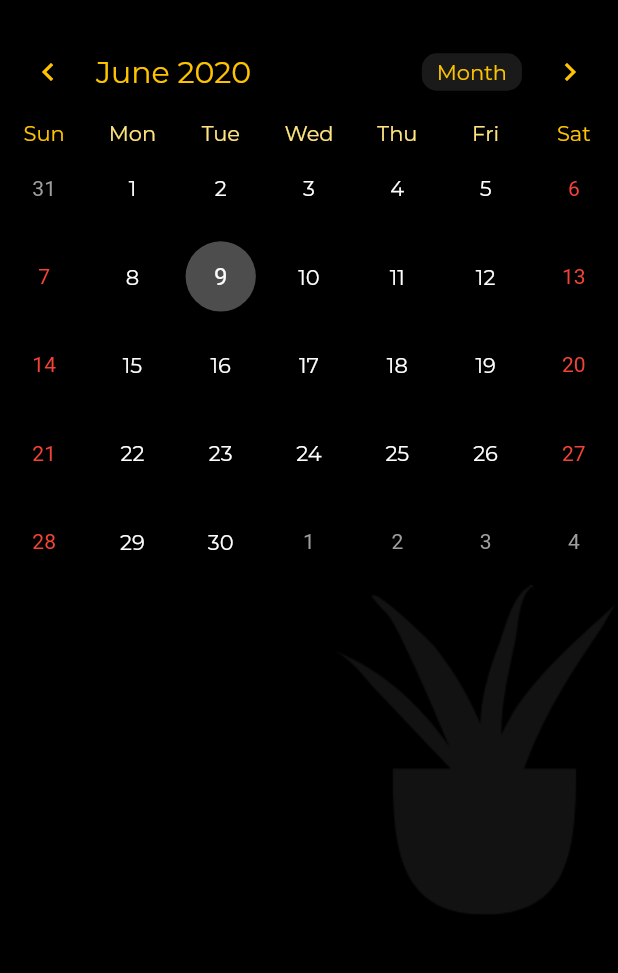
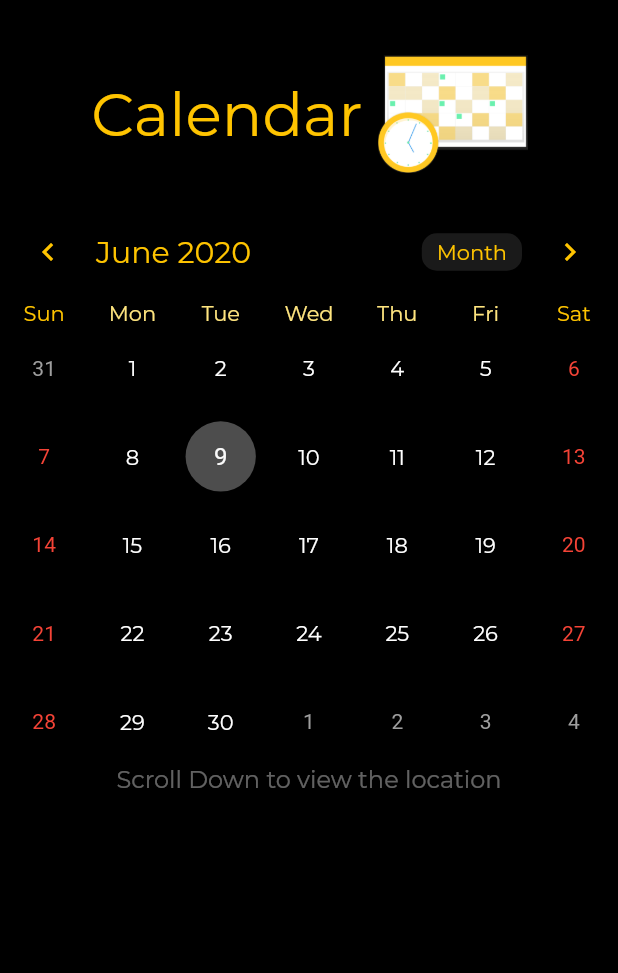
Before and after one commit to Shraddhasaini/Whereisevery1, a Flutter app: the OpenUserExact screen opened directly, swiped to page 2, on a phone screen of 412 x 824 dp, the part 60-1033 px from its top. Run offline on Flutter 3.47's test engine with Material 2 defaults, Android fonts, the phone set to English and light mode, and no system bars; drawn by our look-alikes of table_calendar; our stand-ins replace cloud_firestore, firebase_auth, flutter_spinkit, google_sign_in; accounts and stored records are empty.

Commit message:
[TUE903] frontend dev

```diff
--- a/lib/screens/openuser/shared/OpenCalendar.dart
+++ b/lib/screens/openuser/shared/OpenCalendar.dart
@@ -22,8 +22,28 @@ class _OpenCalendarState extends State<OpenCalendar> with TickerProviderStateMix
 
     return SingleChildScrollView(
         child: Column(
-            crossAxisAlignment: CrossAxisAlignment.end,
+            crossAxisAlignment: CrossAxisAlignment.center,
             children: <Widget>[
+              Row(
+                crossAxisAlignment: CrossAxisAlignment.center,
+                mainAxisAlignment: MainAxisAlignment.center,
+                children: <Widget>[
+                  Text(' Calendar',
+                    style: TextStyle(
+                      fontSize: 40.0,
+                      fontFamily: 'Montserrat',
+                      color: Colors.amberAccent[400],
+                    ),),
+                  Padding(
+                    padding: const EdgeInsets.all(10),
+                    child: Container(
+                      height: 100.0,
+                      width: 100.0,
+                      child: Image.asset('assets/usercal.png'),
+                    ),
+                  )
+                ],
+              ),
               TableCalendar(
                 daysOfWeekStyle: DaysOfWeekStyle(
                   weekdayStyle: TextStyle(
@@ -72,8 +92,13 @@ class _OpenCalendarState extends State<OpenCalendar> with TickerProviderStateMix
                 startingDayOfWeek: StartingDayOfWeek.sunday,
                 calendarController: _controller,
               ),
-              Image.asset('assets/pot.png',
-                fit: BoxFit.cover,),
+                  Text('Scroll Down to view the location',
+                    style: TextStyle(
+                      fontSize: 16.0,
+                      fontFamily: 'Montserrat',
+                      color: Colors.white38,
+                    ),
+                  ),
             ]
         ),
     );
```
Also changed, not shown: lib/screens/openuser/openuser_noloc.dart (+24 -1 lines), lib/screens/openuser/shared/OpenStatus.dart (+35 -1 lines), assets/accessdenied.png (added), assets/loc.png (added), assets/opinion.png (added), assets/usercal.png (added).
